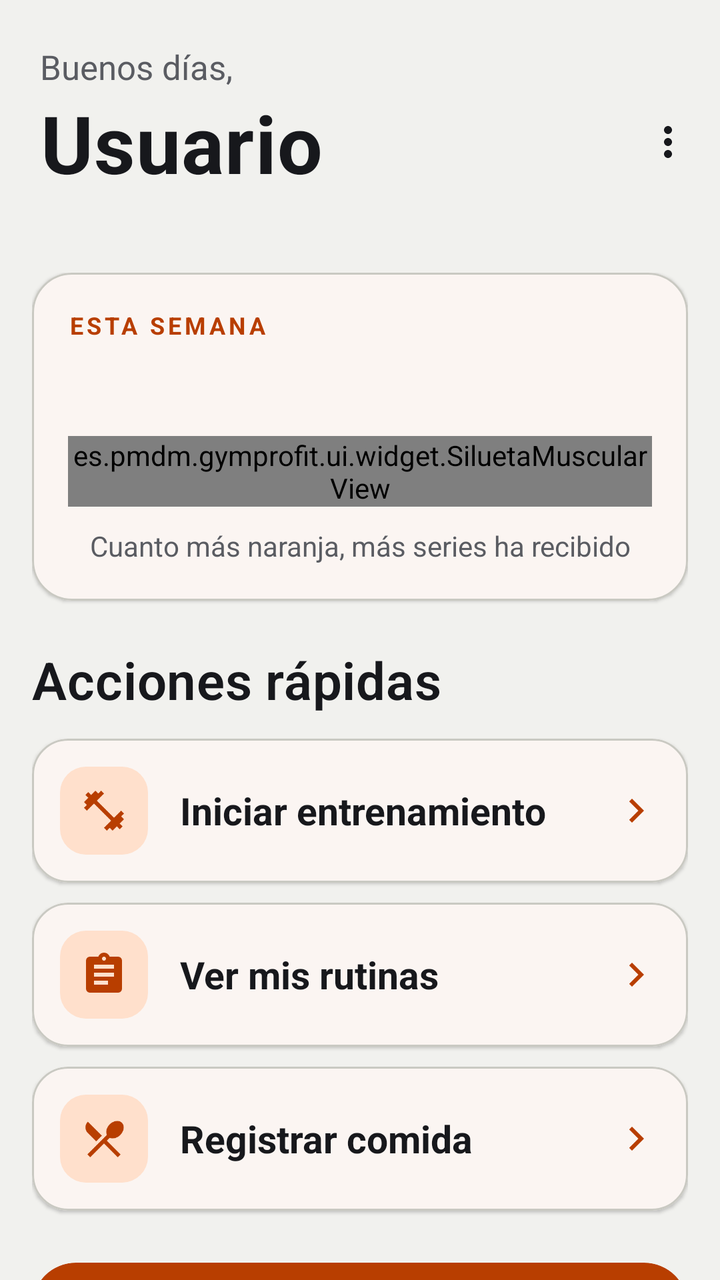
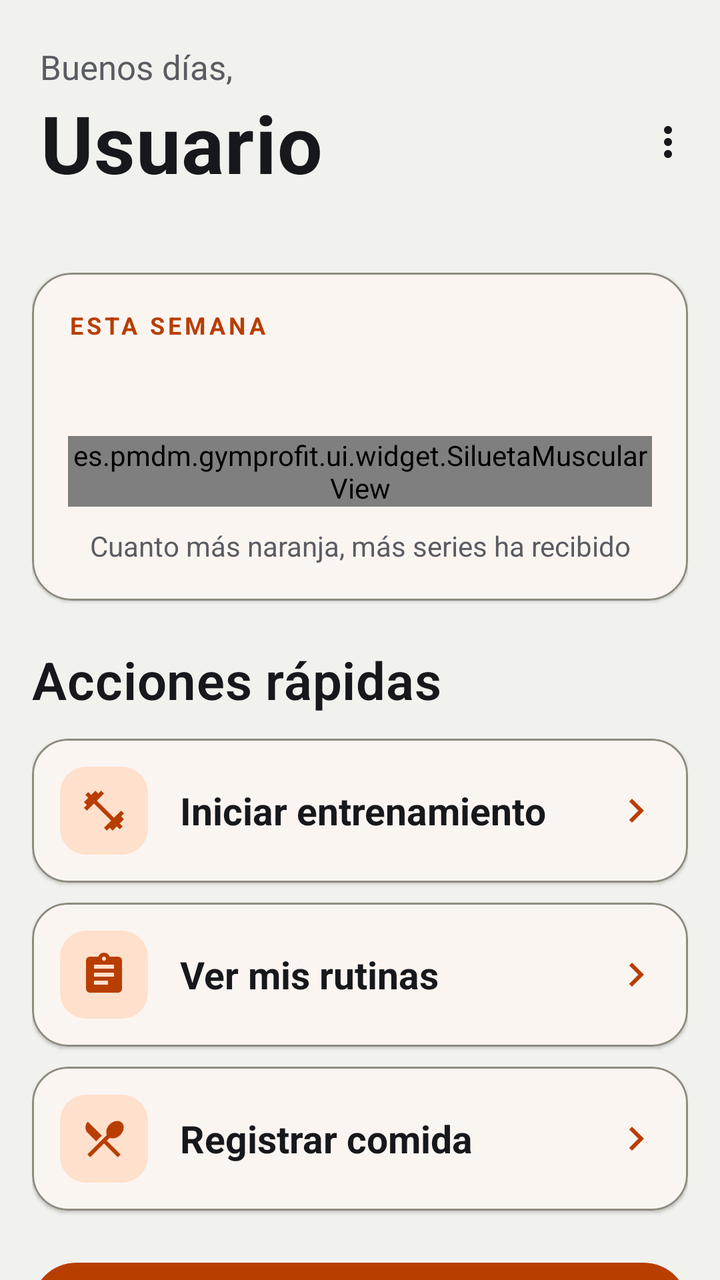

Compare the two renders of this Android layout. The source of the first and the diff that turns it into the second are given below.
<!-- AndroidManifest.xml: application theme Theme.GymProFit -->
<!-- res/layout/activity_home.xml -->
<?xml version="1.0" encoding="utf-8"?>
<LinearLayout xmlns:android="http://schemas.android.com/apk/res/android"
    xmlns:app="http://schemas.android.com/apk/res-auto"
    android:layout_width="match_parent"
    android:layout_height="match_parent"
    android:orientation="vertical"
    android:background="?attr/android:colorBackground">

    <ScrollView
        android:layout_width="match_parent"
        android:layout_height="0dp"
        android:layout_weight="1"
        android:fillViewport="true"
        android:scrollbars="none">

        <LinearLayout
            android:layout_width="match_parent"
            android:layout_height="wrap_content"
            android:orientation="vertical">

            
            <LinearLayout
                android:layout_width="match_parent"
                android:layout_height="wrap_content"
                android:orientation="horizontal"
                android:paddingTop="22dp"
                android:paddingStart="20dp"
                android:paddingEnd="6dp"
                android:paddingBottom="10dp"
                android:gravity="center_vertical">

                <LinearLayout
                    android:layout_width="0dp"
                    android:layout_height="wrap_content"
                    android:layout_weight="1"
                    android:orientation="vertical">

                    <TextView
                        android:id="@+id/tvSaludo"
                        android:layout_width="wrap_content"
                        android:layout_height="wrap_content"
                        android:text="@string/home_saludo"
                        android:textSize="@dimen/text_body"
                        android:textColor="?attr/colorOnSurfaceVariant" />

                    <TextView
                        android:id="@+id/tvUsuario"
                        android:layout_width="wrap_content"
                        android:layout_height="wrap_content"
                        android:text="@string/usuario_ejemplo"
                        android:textAppearance="@style/TextAppearance.GymProFit.Display" />

                    <TextView
                        android:id="@+id/tvFecha"
                        android:layout_width="wrap_content"
                        android:layout_height="wrap_content"
                        android:layout_marginTop="2dp"
                        android:textSize="@dimen/text_caption"
                        android:textColor="?attr/colorPrimary" />

                </LinearLayout>

                <ImageView
                    android:id="@+id/btnMenuOpciones"
                    android:layout_width="40dp"
                    android:layout_height="40dp"
                    android:src="@drawable/ic_more_vert"
                    android:padding="8dp"
                    app:tint="?attr/colorOnSurface"
                    android:background="?attr/selectableItemBackgroundBorderless"
                    android:clickable="true"
                    android:focusable="true"
                    android:contentDescription="@null" />

            </LinearLayout>

            <LinearLayout
                android:layout_width="match_parent"
                android:layout_height="wrap_content"
                android:orientation="vertical"
                android:paddingStart="16dp"
                android:paddingEnd="16dp"
                android:paddingTop="6dp"
                android:paddingBottom="16dp">

                
                
                <com.google.android.material.card.MaterialCardView
                    android:layout_width="match_parent"
                    android:layout_height="wrap_content"
                    app:cardCornerRadius="20dp"
                    app:cardElevation="1dp"
                    app:cardBackgroundColor="?attr/colorSurface"
                    app:strokeWidth="1dp"
                    app:strokeColor="?attr/colorOutlineVariant">

                    <LinearLayout
                        android:layout_width="match_parent"
                        android:layout_height="wrap_content"
                        android:orientation="vertical"
                        android:padding="18dp">

                        <TextView
                            android:layout_width="wrap_content"
                            android:layout_height="wrap_content"
                            android:text="@string/home_cuerpo_eyebrow"
                            android:textSize="@dimen/text_eyebrow"
                            android:textStyle="bold"
                            android:letterSpacing="0.14"
                            android:textColor="?attr/colorPrimary" />

                        
                        <TextView
                            android:id="@+id/tvCuerpoResumen"
                            android:layout_width="match_parent"
                            android:layout_height="wrap_content"
                            android:layout_marginTop="4dp"
                            android:textSize="@dimen/text_title"
                            android:textStyle="bold"
                            android:textColor="?attr/colorOnSurface" />

                        <es.pmdm.gymprofit.ui.widget.SiluetaMuscularView
                            android:id="@+id/siluetaMuscular"
                            android:layout_width="match_parent"
                            android:layout_height="wrap_content"
                            android:layout_marginTop="14dp" />

                        <TextView
                            android:id="@+id/tvCuerpoLeyenda"
                            android:layout_width="match_parent"
                            android:layout_height="wrap_content"
                            android:layout_marginTop="10dp"
                            android:gravity="center"
                            android:text="@string/home_cuerpo_leyenda"
                            android:textSize="@dimen/text_label"
                            android:textColor="?attr/colorOnSurfaceVariant" />

                    </LinearLayout>

                </com.google.android.material.card.MaterialCardView>

                
                
                <com.google.android.material.card.MaterialCardView
                    android:id="@+id/cardRecordHome"
                    android:layout_width="match_parent"
                    android:layout_height="wrap_content"
                    android:layout_marginTop="14dp"
                    android:visibility="gone"
                    android:clickable="true"
                    android:focusable="true"
                    android:foreground="?attr/selectableItemBackground"
                    app:cardCornerRadius="18dp"
                    app:cardElevation="1dp"
                    app:cardBackgroundColor="?attr/colorSurface"
                    app:strokeWidth="1dp"
                    app:strokeColor="@color/gp_gold">

                    <LinearLayout
                        android:layout_width="match_parent"
                        android:layout_height="wrap_content"
                        android:orientation="horizontal"
                        android:gravity="center_vertical"
                        android:padding="16dp">

                        <ImageView
                            android:layout_width="28dp"
                            android:layout_height="28dp"
                            android:src="@drawable/ic_trofeo"
                            app:tint="@color/gp_gold"
                            android:contentDescription="@null" />

                        <LinearLayout
                            android:layout_width="0dp"
                            android:layout_height="wrap_content"
                            android:layout_weight="1"
                            android:layout_marginStart="14dp"
                            android:orientation="vertical">

                            <TextView
                                android:layout_width="wrap_content"
                                android:layout_height="wrap_content"
                                android:text="@string/home_record_eyebrow"
                                android:textSize="@dimen/text_eyebrow"
                                android:textStyle="bold"
                                android:letterSpacing="0.14"
                                android:textColor="@color/gp_gold" />

                            <TextView
                                android:id="@+id/tvRecordEjercicio"
                                android:layout_width="match_parent"
                                android:layout_height="wrap_content"
                                android:layout_marginTop="2dp"
                                android:maxLines="1"
                                android:ellipsize="end"
                                android:textSize="@dimen/text_body"
                                android:textColor="?attr/colorOnSurface" />

                        </LinearLayout>

                        <TextView
                            android:id="@+id/tvRecordPeso"
                            android:layout_width="wrap_content"
                            android:layout_height="wrap_content"
                            android:layout_marginStart="12dp"
                            android:textSize="@dimen/text_headline"
                            android:textStyle="bold"
                            android:textColor="@color/gp_gold" />

                    </LinearLayout>

                </com.google.android.material.card.MaterialCardView>

                
                <TextView
                    android:layout_width="wrap_content"
                    android:layout_height="wrap_content"
                    android:layout_marginTop="22dp"
                    android:layout_marginBottom="12dp"
                    android:text="@string/home_acciones_rapidas"
                    android:textAppearance="@style/TextAppearance.GymProFit.Headline" />

                <com.google.android.material.card.MaterialCardView
                    android:id="@+id/cardIniciarEntrenamiento"
                    android:layout_width="match_parent"
                    android:layout_height="wrap_content"
                    android:foreground="?attr/selectableItemBackground"
                    android:clickable="true"
                    android:focusable="true">

                    <LinearLayout
                        android:layout_width="match_parent"
                        android:layout_height="wrap_content"
                        android:orientation="horizontal"
                        android:padding="14dp"
                        android:gravity="center_vertical">

                        <FrameLayout
                            android:layout_width="44dp"
                            android:layout_height="44dp"
                            android:background="@drawable/bg_accion_tile">

                            <ImageView
                                android:layout_width="24dp"
                                android:layout_height="24dp"
                                android:layout_gravity="center"
                                android:src="@drawable/ic_ejercicios"
                                app:tint="?attr/colorPrimary"
                                android:contentDescription="@null" />

                        </FrameLayout>

                        <TextView
                            android:layout_width="0dp"
                            android:layout_height="wrap_content"
                            android:layout_weight="1"
                            android:layout_marginStart="16dp"
                            android:text="@string/home_iniciar_entrenamiento"
                            android:textSize="@dimen/text_subtitle"
                            android:textStyle="bold"
                            android:textColor="?attr/colorOnSurface" />

                        <ImageView
                            android:layout_width="24dp"
                            android:layout_height="24dp"
                            android:src="@drawable/ic_chevron_right"
                            app:tint="?attr/colorPrimary"
                            android:contentDescription="@null" />

                    </LinearLayout>

                </com.google.android.material.card.MaterialCardView>

                <com.google.android.material.card.MaterialCardView
                    android:id="@+id/cardVerRutinas"
                    android:layout_width="match_parent"
                    android:layout_height="wrap_content"
                    android:layout_marginTop="10dp"
                    android:foreground="?attr/selectableItemBackground"
                    android:clickable="true"
                    android:focusable="true">

                    <LinearLayout
                        android:layout_width="match_parent"
                        android:layout_height="wrap_content"
                        android:orientation="horizontal"
                        android:padding="14dp"
                        android:gravity="center_vertical">

                        <FrameLayout
                            android:layout_width="44dp"
                            android:layout_height="44dp"
                            android:background="@drawable/bg_accion_tile">

                            <ImageView
                                android:layout_width="24dp"
                                android:layout_height="24dp"
                                android:layout_gravity="center"
                                android:src="@drawable/ic_rutinas"
                                app:tint="?attr/colorPrimary"
                                android:contentDescription="@null" />

                        </FrameLayout>

                        <TextView
                            android:layout_width="0dp"
                            android:layout_height="wrap_content"
                            android:layout_weight="1"
                            android:layout_marginStart="16dp"
                            android:text="@string/home_ver_rutinas"
                            android:textSize="@dimen/text_subtitle"
                            android:textStyle="bold"
                            android:textColor="?attr/colorOnSurface" />

                        <ImageView
                            android:layout_width="24dp"
                            android:layout_height="24dp"
                            android:src="@drawable/ic_chevron_right"
                            app:tint="?attr/colorPrimary"
                            android:contentDescription="@null" />

                    </LinearLayout>

                </com.google.android.material.card.MaterialCardView>

                <com.google.android.material.card.MaterialCardView
                    android:id="@+id/cardRegistrarComida"
                    android:layout_width="match_parent"
                    android:layout_height="wrap_content"
                    android:layout_marginTop="10dp"
                    android:foreground="?attr/selectableItemBackground"
                    android:clickable="true"
                    android:focusable="true">

                    <LinearLayout
                        android:layout_width="match_parent"
                        android:layout_height="wrap_content"
                        android:orientation="horizontal"
                        android:padding="14dp"
                        android:gravity="center_vertical">

                        <FrameLayout
                            android:layout_width="44dp"
                            android:layout_height="44dp"
                            android:background="@drawable/bg_accion_tile">

                            <ImageView
                                android:layout_width="24dp"
                                android:layout_height="24dp"
                                android:layout_gravity="center"
                                android:src="@drawable/ic_nutricion"
                                app:tint="?attr/colorPrimary"
                                android:contentDescription="@null" />

                        </FrameLayout>

                        <TextView
                            android:layout_width="0dp"
                            android:layout_height="wrap_content"
                            android:layout_weight="1"
                            android:layout_marginStart="16dp"
                            android:text="@string/home_registrar_comida"
                            android:textSize="@dimen/text_subtitle"
                            android:textStyle="bold"
                            android:textColor="?attr/colorOnSurface" />

                        <ImageView
                            android:layout_width="24dp"
                            android:layout_height="24dp"
                            android:src="@drawable/ic_chevron_right"
                            app:tint="?attr/colorPrimary"
                            android:contentDescription="@null" />

                    </LinearLayout>

                </com.google.android.material.card.MaterialCardView>
                
                <com.google.android.material.card.MaterialCardView
                    android:layout_width="match_parent"
                    android:layout_height="wrap_content"
                    android:layout_marginTop="26dp"
                    app:cardBackgroundColor="?attr/colorPrimary"
                    app:cardCornerRadius="22dp"
                    app:cardElevation="0dp"
                    app:strokeWidth="0dp">

                    <LinearLayout
                        android:layout_width="match_parent"
                        android:layout_height="wrap_content"
                        android:orientation="horizontal"
                        android:padding="22dp"
                        android:gravity="center_vertical">

                        <LinearLayout
                            android:layout_width="0dp"
                            android:layout_height="wrap_content"
                            android:layout_weight="1"
                            android:orientation="vertical">

                            <TextView
                                android:layout_width="wrap_content"
                                android:layout_height="wrap_content"
                                android:text="@string/home_racha"
                                android:textAllCaps="true"
                                android:textSize="@dimen/text_caption"
                                android:letterSpacing="0.12"
                                android:textColor="?attr/colorOnPrimary"
                                android:alpha="0.85" />

                            <LinearLayout
                                android:layout_width="wrap_content"
                                android:layout_height="wrap_content"
                                android:orientation="horizontal"
                                android:gravity="bottom">

                                <TextView
                                    android:id="@+id/tvRachaNumero"
                                    android:layout_width="wrap_content"
                                    android:layout_height="wrap_content"
                                    android:text="—"
                                    android:fontFamily="@font/barlow_condensed"
                                    android:textFontWeight="700"
                                    android:textSize="@dimen/text_number_hero"
                                    android:includeFontPadding="false"
                                    android:textColor="?attr/colorOnPrimary" />

                                <TextView
                                    android:id="@+id/tvRachaUnidad"
                                    android:layout_width="wrap_content"
                                    android:layout_height="wrap_content"
                                    android:layout_marginStart="8dp"
                                    android:layout_marginBottom="12dp"
                                    android:text="@string/home_minutos"
                                    android:textSize="@dimen/text_subtitle"
                                    android:textColor="?attr/colorOnPrimary"
                                    android:alpha="0.9" />

                            </LinearLayout>

                            <TextView
                                android:id="@+id/tvRachaMejor"
                                android:layout_width="wrap_content"
                                android:layout_height="wrap_content"
                                android:textSize="@dimen/text_caption"
                                android:textColor="?attr/colorOnPrimary"
                                android:alpha="0.85" />

                        </LinearLayout>

                        <FrameLayout
                            android:layout_width="76dp"
                            android:layout_height="76dp"
                            android:background="@drawable/bg_circle"
                            android:backgroundTint="#33FFFFFF">

                            <ImageView
                                android:layout_width="40dp"
                                android:layout_height="40dp"
                                android:layout_gravity="center"
                                android:src="@drawable/ic_calorias"
                                app:tint="?attr/colorOnPrimary"
                                android:contentDescription="@string/home_racha" />

                        </FrameLayout>

                    </LinearLayout>

                </com.google.android.material.card.MaterialCardView>

                
                <TextView
                    android:layout_width="wrap_content"
                    android:layout_height="wrap_content"
                    android:layout_marginTop="26dp"
                    android:layout_marginBottom="12dp"
                    android:text="@string/home_semana_titulo"
                    android:textAppearance="@style/TextAppearance.GymProFit.Headline" />

                <LinearLayout
                    android:layout_width="match_parent"
                    android:layout_height="wrap_content"
                    android:orientation="horizontal"
                    android:baselineAligned="false">

                    <com.google.android.material.card.MaterialCardView
                        android:layout_width="0dp"
                        android:layout_height="wrap_content"
                        android:layout_weight="1"
                        android:layout_marginEnd="5dp">

                        <LinearLayout
                            android:layout_width="match_parent"
                            android:layout_height="wrap_content"
                            android:orientation="vertical"
                            android:padding="16dp"
                            android:gravity="center_horizontal">

                            <ImageView
                                android:layout_width="24dp"
                                android:layout_height="24dp"
                                android:src="@drawable/ic_ejercicios"
                                app:tint="?attr/colorPrimary"
                                android:contentDescription="@null" />

                            <TextView
                                android:id="@+id/tvConteoEntrenamientos"
                                android:layout_width="wrap_content"
                                android:layout_height="wrap_content"
                                android:layout_marginTop="6dp"
                                android:text="—"
                                android:fontFamily="@font/barlow_condensed"
                                android:textFontWeight="700"
                                android:textSize="@dimen/text_display_large"
                                android:includeFontPadding="false"
                                android:textColor="?attr/colorOnSurface" />

                            <TextView
                                android:layout_width="wrap_content"
                                android:layout_height="wrap_content"
                                android:text="@string/home_entrenos"
                                android:textSize="@dimen/text_eyebrow"
                                android:textColor="?attr/colorOnSurfaceVariant" />

                        </LinearLayout>

                    </com.google.android.material.card.MaterialCardView>

                    

                    <com.google.android.material.card.MaterialCardView
                        android:layout_width="0dp"
                        android:layout_height="wrap_content"
                        android:layout_weight="1"
                        android:layout_marginStart="5dp">

                        <LinearLayout
                            android:layout_width="match_parent"
                            android:layout_height="wrap_content"
                            android:orientation="vertical"
                            android:padding="16dp"
                            android:gravity="center_horizontal">

                            <ImageView
                                android:layout_width="24dp"
                                android:layout_height="24dp"
                                android:src="@drawable/ic_tiempo"
                                app:tint="?attr/colorPrimary"
                                android:contentDescription="@null" />

                            <TextView
                                android:id="@+id/tvConteoMinutosHome"
                                android:layout_width="wrap_content"
                                android:layout_height="wrap_content"
                                android:layout_marginTop="6dp"
                                android:text="—"
                                android:fontFamily="@font/barlow_condensed"
                                android:textFontWeight="700"
                                android:textSize="@dimen/text_display_large"
                                android:includeFontPadding="false"
                                android:textColor="?attr/colorOnSurface" />

                            <TextView
                                android:layout_width="wrap_content"
                                android:layout_height="wrap_content"
                                android:text="@string/home_minutos"
                                android:textSize="@dimen/text_eyebrow"
                                android:textColor="?attr/colorOnSurfaceVariant" />

                        </LinearLayout>

                    </com.google.android.material.card.MaterialCardView>

                </LinearLayout>


            </LinearLayout>

        </LinearLayout>

    </ScrollView>

</LinearLayout>
<!-- resources referenced by this layout -->
<resources>
  <color name="gp_gold">#B58A2A</color>
  <dimen name="text_body">17sp</dimen>
  <dimen name="text_label">14sp</dimen>
  <dimen name="text_title">22sp</dimen>
  <style name="Theme.GymProFit" parent="Theme.Material3.DayNight.NoActionBar">
          
          <item name="colorPrimary">@color/gp_primary</item>
          <item name="colorOnPrimary">@color/gp_on_primary</item>
          <item name="colorPrimaryContainer">@color/gp_primary_container</item>
          <item name="colorOnPrimaryContainer">@color/gp_on_primary_container</item>
          <item name="colorSecondary">@color/gp_gold</item>
          <item name="colorSurface">@color/gp_surface</item>
          <item name="colorOnSurface">@color/gp_on_surface</item>
          <item name="colorSurfaceVariant">@color/gp_surface_2</item>
          <item name="colorOnSurfaceVariant">@color/gp_text_secondary</item>
          <item name="colorOutline">@color/gp_stroke</item>
          <item name="colorOutlineVariant">@color/gp_stroke</item>
          <item name="colorError">@color/gp_error</item>
          <item name="android:colorBackground">@color/gp_background</item>
          <item name="android:windowBackground">@color/gp_background</item>
          <item name="android:textColorPrimary">@color/gp_on_surface</item>
          <item name="android:textColorSecondary">@color/gp_text_secondary</item>
  
          
          <item name="android:statusBarColor">@color/gp_background</item>
          <item name="android:navigationBarColor">@color/gp_background</item>
          <item name="android:windowLightStatusBar">true</item>
  
          
          <item name="android:windowAnimationStyle">@style/GymProFit.WindowAnimation</item>
  
          
          <item name="materialCardViewStyle">@style/Widget.GymProFit.Card</item>
          <item name="materialButtonStyle">@style/Widget.GymProFit.Button</item>
          <item name="chipStyle">@style/Widget.GymProFit.Chip</item>
          <item name="bottomNavigationStyle">@style/Widget.GymProFit.BottomNavigationView</item>
          <item name="floatingActionButtonStyle">@style/Widget.GymProFit.Fab</item>
          <item name="materialAlertDialogTheme">@style/ThemeOverlay.GymProFit.Dialog</item>
          <item name="popupMenuStyle">@style/Widget.GymProFit.PopupMenu</item>
          <item name="android:popupMenuStyle">@style/Widget.GymProFit.PopupMenu</item>
          <item name="snackbarStyle">@style/Widget.GymProFit.Snackbar</item>
  
          
          
          <item name="textAppearanceDisplayLarge">@style/Font.GymProFit.DisplayLarge</item>
          <item name="textAppearanceDisplayMedium">@style/Font.GymProFit.DisplayMedium</item>
          <item name="textAppearanceDisplaySmall">@style/Font.GymProFit.DisplaySmall</item>
          <item name="textAppearanceHeadlineLarge">@style/Font.GymProFit.HeadlineLarge</item>
          <item name="textAppearanceHeadlineMedium">@style/Font.GymProFit.HeadlineMedium</item>
          <item name="textAppearanceHeadlineSmall">@style/Font.GymProFit.HeadlineSmall</item>
          <item name="textAppearanceTitleLarge">@style/Font.GymProFit.TitleLarge</item>
          <item name="textAppearanceTitleMedium">@style/Font.GymProFit.TitleMedium</item>
          <item name="textAppearanceTitleSmall">@style/Font.GymProFit.TitleSmall</item>
          <item name="textAppearanceBodyLarge">@style/Font.GymProFit.BodyLarge</item>
          <item name="textAppearanceBodyMedium">@style/Font.GymProFit.BodyMedium</item>
          <item name="textAppearanceBodySmall">@style/Font.GymProFit.BodySmall</item>
          <item name="textAppearanceLabelLarge">@style/Font.GymProFit.LabelLarge</item>
          <item name="textAppearanceLabelMedium">@style/Font.GymProFit.LabelMedium</item>
          <item name="textAppearanceLabelSmall">@style/Font.GymProFit.LabelSmall</item>
      </style>
  <color name="gp_stroke">#C9C9C2</color>
  <color name="gp_error">#C62828</color>
  <!-- unchanged entries left out for length: 66 -->
</resources>

<!-- the commit's change to res/layout/activity_home.xml (unified diff, before → after) -->
@@ -92,7 +92,7 @@
                     app:cardElevation="1dp"
                     app:cardBackgroundColor="?attr/colorSurface"
                     app:strokeWidth="1dp"
-                    app:strokeColor="?attr/colorOutlineVariant">
+                    app:strokeColor="?attr/colorOutline">
 
                     <LinearLayout
                         android:layout_width="match_parent"
@@ -184,7 +184,7 @@
                                 android:textSize="@dimen/text_eyebrow"
                                 android:textStyle="bold"
                                 android:letterSpacing="0.14"
-                                android:textColor="@color/gp_gold" />
+                                android:textColor="@color/gp_gold_text" />
 
                             <TextView
                                 android:id="@+id/tvRecordEjercicio"
@@ -205,7 +205,7 @@
                             android:layout_marginStart="12dp"
                             android:textSize="@dimen/text_headline"
                             android:textStyle="bold"
-                            android:textColor="@color/gp_gold" />
+                            android:textColor="@color/gp_gold_text" />
 
                     </LinearLayout>
 
@@ -404,8 +404,7 @@
                                 android:textAllCaps="true"
                                 android:textSize="@dimen/text_caption"
                                 android:letterSpacing="0.12"
-                                android:textColor="?attr/colorOnPrimary"
-                                android:alpha="0.85" />
+                                android:textColor="@color/gp_on_primary_secondary" />
 
                             <LinearLayout
                                 android:layout_width="wrap_content"
@@ -432,8 +431,7 @@
                                     android:layout_marginBottom="12dp"
                                     android:text="@string/home_minutos"
                                     android:textSize="@dimen/text_subtitle"
-                                    android:textColor="?attr/colorOnPrimary"
-                                    android:alpha="0.9" />
+                                    android:textColor="@color/gp_on_primary_secondary" />
 
                             </LinearLayout>
 
@@ -442,8 +440,7 @@
                                 android:layout_width="wrap_content"
                                 android:layout_height="wrap_content"
                                 android:textSize="@dimen/text_caption"
-                                android:textColor="?attr/colorOnPrimary"
-                                android:alpha="0.85" />
+                                android:textColor="@color/gp_on_primary_secondary" />
 
                         </LinearLayout>
 
<!-- resource entries referenced after the edit -->
@@ -1,6 +1,8 @@
 <!-- resources referenced by this layout -->
 <resources>
-  <color name="gp_gold">#B58A2A</color>
+  <color name="gp_gold">#AE8528</color>
+  <color name="gp_gold_text">#8A6920</color>
+  <color name="gp_on_primary_secondary">#F8ECE6</color>
   <dimen name="text_body">17sp</dimen>
   <dimen name="text_label">14sp</dimen>
   <dimen name="text_title">22sp</dimen>
@@ -16,7 +18,7 @@
           <item name="colorSurfaceVariant">@color/gp_surface_2</item>
           <item name="colorOnSurfaceVariant">@color/gp_text_secondary</item>
           <item name="colorOutline">@color/gp_stroke</item>
-          <item name="colorOutlineVariant">@color/gp_stroke</item>
+          <item name="colorOutlineVariant">@color/gp_divider</item>
           <item name="colorError">@color/gp_error</item>
           <item name="android:colorBackground">@color/gp_background</item>
           <item name="android:windowBackground">@color/gp_background</item>
@@ -60,7 +62,8 @@
           <item name="textAppearanceLabelMedium">@style/Font.GymProFit.LabelMedium</item>
           <item name="textAppearanceLabelSmall">@style/Font.GymProFit.LabelSmall</item>
       </style>
-  <color name="gp_stroke">#C9C9C2</color>
+  <color name="gp_stroke">#8C8C7D</color>
+  <color name="gp_divider">#C9C9C2</color>
   <color name="gp_error">#C62828</color>
   <!-- unchanged entries left out for length: 66 -->
 </resources>
